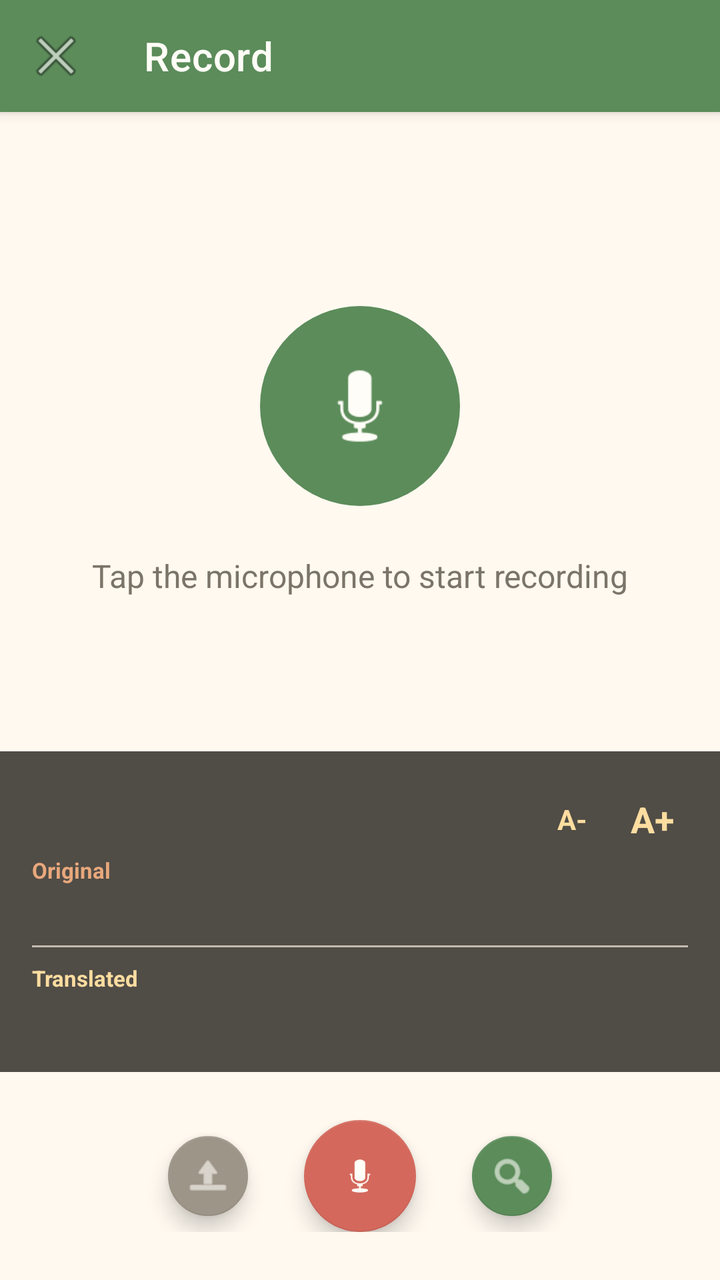
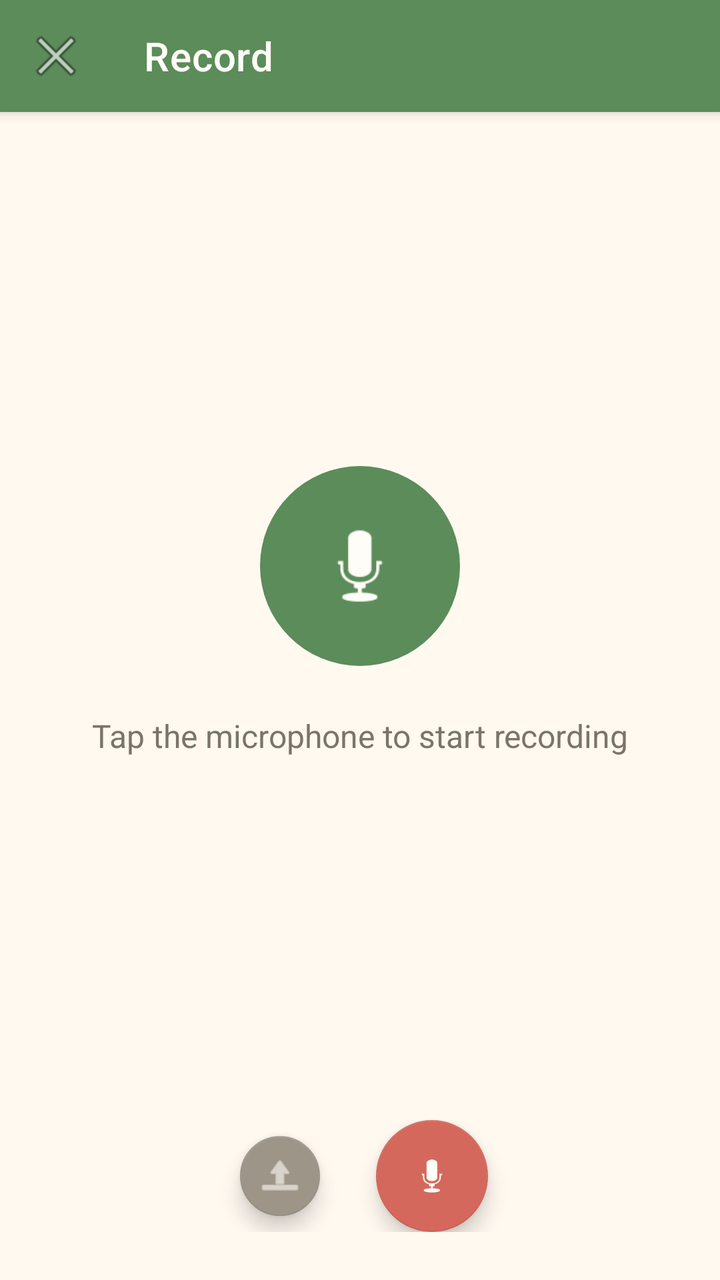

Compare the two renders of this Android layout. The source of the first and the diff that turns it into the second are given below.
<!-- AndroidManifest.xml: application theme Theme.VoiceText -->
<!-- res/layout/activity_record.xml -->
<?xml version="1.0" encoding="utf-8"?>
<androidx.constraintlayout.widget.ConstraintLayout
    xmlns:android="http://schemas.android.com/apk/res/android"
    xmlns:app="http://schemas.android.com/apk/res-auto"
    android:layout_width="match_parent"
    android:layout_height="match_parent"
    android:background="@color/background">

    <com.google.android.material.appbar.MaterialToolbar
        android:id="@+id/toolbar"
        style="@style/VoiceText.Toolbar"
        android:layout_width="match_parent"
        android:layout_height="?attr/actionBarSize"
        app:layout_constraintTop_toTopOf="parent"
        app:navigationIcon="@android:drawable/ic_menu_close_clear_cancel"
        app:title="@string/record"
        app:titleTextColor="@color/white" />

    
    <LinearLayout
        android:id="@+id/waveform_container"
        android:layout_width="match_parent"
        android:layout_height="0dp"
        android:gravity="center"
        android:orientation="vertical"
        app:layout_constraintBottom_toTopOf="@id/caption_panel"
        app:layout_constraintTop_toBottomOf="@id/toolbar">

        
        <LinearLayout
            android:id="@+id/recording_indicator"
            android:layout_width="wrap_content"
            android:layout_height="wrap_content"
            android:gravity="center_vertical"
            android:orientation="horizontal"
            android:visibility="gone">

            <View
                android:layout_width="12dp"
                android:layout_height="12dp"
                android:layout_marginEnd="8dp"
                android:background="@drawable/recording_indicator" />

            <TextView
                android:layout_width="wrap_content"
                android:layout_height="wrap_content"
                android:text="@string/recording"
                android:textColor="@color/recording_red"
                android:textSize="16sp"
                android:textStyle="bold" />

        </LinearLayout>

        
        <ImageView
            android:id="@+id/iv_microphone"
            android:layout_width="100dp"
            android:layout_height="100dp"
            android:layout_marginTop="20dp"
            android:background="@drawable/ghibli_button_primary"
            android:padding="24dp"
            android:src="@android:drawable/ic_btn_speak_now"
            app:tint="@color/white" />

        <TextView
            android:id="@+id/tv_status"
            android:layout_width="wrap_content"
            android:layout_height="wrap_content"
            android:layout_marginTop="24dp"
            android:text="@string/tap_to_speak"
            android:textColor="@color/text_secondary"
            android:textSize="16sp" />

        
        <Chronometer
            android:id="@+id/chronometer"
            android:layout_width="wrap_content"
            android:layout_height="wrap_content"
            android:layout_marginTop="16dp"
            android:format="00:%s"
            android:textColor="@color/text_primary"
            android:textSize="32sp"
            android:textStyle="bold"
            android:visibility="gone" />

    </LinearLayout>

    
    <LinearLayout
        android:id="@+id/caption_panel"
        android:layout_width="match_parent"
        android:layout_height="wrap_content"
        android:background="#E63E3A35"
        android:orientation="vertical"
        android:padding="16dp"
        app:layout_constraintBottom_toTopOf="@id/controls_container">

        
        <LinearLayout
            android:layout_width="match_parent"
            android:layout_height="wrap_content"
            android:gravity="end|center_vertical"
            android:orientation="horizontal">

            <TextView
                android:id="@+id/btn_zoom_out"
                android:layout_width="36dp"
                android:layout_height="36dp"
                android:background="?attr/selectableItemBackgroundBorderless"
                android:clickable="true"
                android:contentDescription="@string/zoom_out"
                android:focusable="true"
                android:gravity="center"
                android:text="A-"
                android:textColor="@color/accent_light"
                android:textSize="14sp"
                android:textStyle="bold" />

            <TextView
                android:id="@+id/btn_zoom_in"
                android:layout_width="36dp"
                android:layout_height="36dp"
                android:layout_marginStart="4dp"
                android:background="?attr/selectableItemBackgroundBorderless"
                android:clickable="true"
                android:contentDescription="@string/zoom_in"
                android:focusable="true"
                android:gravity="center"
                android:text="A+"
                android:textColor="@color/accent_light"
                android:textSize="18sp"
                android:textStyle="bold" />

        </LinearLayout>

        
        <TextView
            android:layout_width="wrap_content"
            android:layout_height="wrap_content"
            android:text="@string/original_text"
            android:textColor="@color/accent"
            android:textSize="11sp"
            android:textStyle="bold" />

        <ScrollView
            android:layout_width="match_parent"
            android:layout_height="wrap_content"
            android:maxHeight="50dp">

            <TextView
                android:id="@+id/tv_live_caption"
                android:layout_width="match_parent"
                android:layout_height="wrap_content"
                android:layout_marginTop="2dp"
                android:text=""
                android:textColor="@color/white"
                android:textSize="15sp"
                android:textIsSelectable="true" />

        </ScrollView>

        
        <View
            android:layout_width="match_parent"
            android:layout_height="1dp"
            android:layout_marginVertical="8dp"
            android:background="@color/gray" />

        
        <TextView
            android:layout_width="wrap_content"
            android:layout_height="wrap_content"
            android:text="@string/translated_text"
            android:textColor="@color/accent_light"
            android:textSize="11sp"
            android:textStyle="bold" />

        <ScrollView
            android:layout_width="match_parent"
            android:layout_height="wrap_content"
            android:maxHeight="50dp">

            <TextView
                android:id="@+id/tv_live_translation"
                android:layout_width="match_parent"
                android:layout_height="wrap_content"
                android:layout_marginTop="2dp"
                android:text=""
                android:textColor="#E8A87C"
                android:textSize="16sp"
                android:textStyle="bold"
                android:textIsSelectable="true" />

        </ScrollView>

    </LinearLayout>

    
    <LinearLayout
        android:id="@+id/controls_container"
        android:layout_width="match_parent"
        android:layout_height="wrap_content"
        android:gravity="center"
        android:orientation="horizontal"
        android:padding="24dp"
        app:layout_constraintBottom_toBottomOf="parent">

        
        <com.google.android.material.floatingactionbutton.FloatingActionButton
            android:id="@+id/fab_import"
            android:layout_width="wrap_content"
            android:layout_height="wrap_content"
            android:layout_marginEnd="24dp"
            android:src="@android:drawable/ic_menu_upload"
            android:contentDescription="@string/import_audio"
            app:backgroundTint="@color/gray_dark"
            app:fabSize="mini"
            app:tint="@color/white" />

        
        <com.google.android.material.floatingactionbutton.FloatingActionButton
            android:id="@+id/fab_record"
            android:layout_width="wrap_content"
            android:layout_height="wrap_content"
            android:src="@android:drawable/ic_btn_speak_now"
            android:contentDescription="@string/record"
            app:backgroundTint="@color/recording_red"
            app:fabSize="normal"
            app:tint="@color/white" />

        
        <com.google.android.material.floatingactionbutton.FloatingActionButton
            android:id="@+id/fab_language"
            android:layout_width="wrap_content"
            android:layout_height="wrap_content"
            android:layout_marginStart="24dp"
            android:src="@android:drawable/ic_menu_search"
            android:contentDescription="@string/select_language"
            app:backgroundTint="@color/primary"
            app:fabSize="mini"
            app:tint="@color/white" />

    </LinearLayout>

    <ProgressBar
        android:id="@+id/progress_bar"
        android:layout_width="wrap_content"
        android:layout_height="wrap_content"
        android:visibility="gone"
        android:indeterminateTint="@color/accent"
        app:layout_constraintBottom_toBottomOf="parent"
        app:layout_constraintEnd_toEndOf="parent"
        app:layout_constraintStart_toStartOf="parent"
        app:layout_constraintTop_toTopOf="parent" />

</androidx.constraintlayout.widget.ConstraintLayout>
<!-- resources referenced by this layout -->
<resources>
  <color name="accent">#E8A87C</color>
  <color name="accent_light">#FDDDA0</color>
  <color name="background">#FFF9F0</color>
  <color name="gray">#C4BBAF</color>
  <color name="gray_dark">#9E9589</color>
  <color name="primary">#5B8C5A</color>
  <color name="recording_red">#D4685C</color>
  <color name="text_primary">#3E3A35</color>
  <color name="text_secondary">#7A7568</color>
  <color name="white">#FFFDF7</color>
  <!-- drawable ghibli_button_primary (drawable) -->
  <?xml version="1.0" encoding="utf-8"?>
  <shape xmlns:android="http://schemas.android.com/apk/res/android"
      android:shape="oval">
      <solid android:color="@color/primary" />
      <corners android:radius="22dp" />
  </shape>
  <!-- drawable recording_indicator (drawable) -->
  <?xml version="1.0" encoding="utf-8"?>
  <shape xmlns:android="http://schemas.android.com/apk/res/android"
      android:shape="oval">
      <solid android:color="@color/recording_red" />
  </shape>
  <string name="import_audio">Import Audio</string>
  <string name="original_text">Original</string>
  <string name="record">Record</string>
  <string name="recording">Recording...</string>
  <string name="select_language">Select Target Language</string>
  <string name="tap_to_speak">Tap the microphone to start recording</string>
  <string name="translated_text">Translated</string>
  <string name="zoom_in">Zoom In</string>
  <string name="zoom_out">Zoom Out</string>
  <style name="VoiceText.Toolbar" parent="Widget.MaterialComponents.Toolbar.Primary">
          <item name="android:background">@color/primary</item>
          <item name="titleTextColor">@color/white</item>
          <item name="android:elevation">4dp</item>
      </style>
  <style name="Theme.VoiceText" parent="Theme.MaterialComponents.DayNight.NoActionBar">
          <item name="colorPrimary">@color/primary</item>
          <item name="colorPrimaryVariant">@color/primary_dark</item>
          <item name="colorOnPrimary">@color/white</item>
          <item name="colorSecondary">@color/accent</item>
          <item name="colorSecondaryVariant">@color/accent_dark</item>
          <item name="colorOnSecondary">@color/white</item>
          <item name="android:statusBarColor">@color/primary_dark</item>
          <item name="android:windowBackground">@color/background</item>
          <item name="android:colorBackground">@color/background</item>
      </style>
  <color name="primary_dark">#4A7A49</color>
  <color name="accent_dark">#D4956B</color>
</resources>

<!-- the commit's change to res/layout/activity_record.xml (unified diff, before → after) -->
@@ -18,12 +18,12 @@
 
     
     <LinearLayout
-        android:id="@+id/waveform_container"
+        android:id="@+id/recording_container"
         android:layout_width="match_parent"
         android:layout_height="0dp"
         android:gravity="center"
         android:orientation="vertical"
-        app:layout_constraintBottom_toTopOf="@id/caption_panel"
+        app:layout_constraintBottom_toTopOf="@id/controls_container"
         app:layout_constraintTop_toBottomOf="@id/toolbar">
 
         
@@ -62,6 +62,15 @@
             android:src="@android:drawable/ic_btn_speak_now"
             app:tint="@color/white" />
 
+        
+        <com.voicetext.ui.SoundWaveView
+            android:id="@+id/sound_wave_view"
+            android:layout_width="match_parent"
+            android:layout_height="80dp"
+            android:layout_marginTop="24dp"
+            android:layout_marginHorizontal="32dp"
+            android:visibility="gone" />
+
         <TextView
             android:id="@+id/tv_status"
             android:layout_width="wrap_content"
@@ -82,116 +91,6 @@
             android:textSize="32sp"
             android:textStyle="bold"
             android:visibility="gone" />
-
-    </LinearLayout>
-
-    
-    <LinearLayout
-        android:id="@+id/caption_panel"
-        android:layout_width="match_parent"
-        android:layout_height="wrap_content"
-        android:background="#E63E3A35"
-        android:orientation="vertical"
-        android:padding="16dp"
-        app:layout_constraintBottom_toTopOf="@id/controls_container">
-
-        
-        <LinearLayout
-            android:layout_width="match_parent"
-            android:layout_height="wrap_content"
-            android:gravity="end|center_vertical"
-            android:orientation="horizontal">
-
-            <TextView
-                android:id="@+id/btn_zoom_out"
-                android:layout_width="36dp"
-                android:layout_height="36dp"
-                android:background="?attr/selectableItemBackgroundBorderless"
-                android:clickable="true"
-                android:contentDescription="@string/zoom_out"
-                android:focusable="true"
-                android:gravity="center"
-                android:text="A-"
-                android:textColor="@color/accent_light"
-                android:textSize="14sp"
-                android:textStyle="bold" />
-
-            <TextView
-                android:id="@+id/btn_zoom_in"
-                android:layout_width="36dp"
-                android:layout_height="36dp"
-                android:layout_marginStart="4dp"
-                android:background="?attr/selectableItemBackgroundBorderless"
-                android:clickable="true"
-                android:contentDescription="@string/zoom_in"
-                android:focusable="true"
-                android:gravity="center"
-                android:text="A+"
-                android:textColor="@color/accent_light"
-                android:textSize="18sp"
-                android:textStyle="bold" />
-
-        </LinearLayout>
-
-        
-        <TextView
-            android:layout_width="wrap_content"
-            android:layout_height="wrap_content"
-            android:text="@string/original_text"
-            android:textColor="@color/accent"
-            android:textSize="11sp"
-            android:textStyle="bold" />
-
-        <ScrollView
-            android:layout_width="match_parent"
-            android:layout_height="wrap_content"
-            android:maxHeight="50dp">
-
-            <TextView
-                android:id="@+id/tv_live_caption"
-                android:layout_width="match_parent"
-                android:layout_height="wrap_content"
-                android:layout_marginTop="2dp"
-                android:text=""
-                android:textColor="@color/white"
-                android:textSize="15sp"
-                android:textIsSelectable="true" />
-
-        </ScrollView>
-
-        
-        <View
-            android:layout_width="match_parent"
-            android:layout_height="1dp"
-            android:layout_marginVertical="8dp"
-            android:background="@color/gray" />
-
-        
-        <TextView
-            android:layout_width="wrap_content"
-            android:layout_height="wrap_content"
-            android:text="@string/translated_text"
-            android:textColor="@color/accent_light"
-            android:textSize="11sp"
-            android:textStyle="bold" />
-
-        <ScrollView
-            android:layout_width="match_parent"
-            android:layout_height="wrap_content"
-            android:maxHeight="50dp">
-
-            <TextView
-                android:id="@+id/tv_live_translation"
-                android:layout_width="match_parent"
-                android:layout_height="wrap_content"
-                android:layout_marginTop="2dp"
-                android:text=""
-                android:textColor="#E8A87C"
-                android:textSize="16sp"
-                android:textStyle="bold"
-                android:textIsSelectable="true" />
-
-        </ScrollView>
 
     </LinearLayout>
 
@@ -228,29 +127,6 @@
             app:fabSize="normal"
             app:tint="@color/white" />
 
-        
-        <com.google.android.material.floatingactionbutton.FloatingActionButton
-            android:id="@+id/fab_language"
-            android:layout_width="wrap_content"
-            android:layout_height="wrap_content"
-            android:layout_marginStart="24dp"
-            android:src="@android:drawable/ic_menu_search"
-            android:contentDescription="@string/select_language"
-            app:backgroundTint="@color/primary"
-            app:fabSize="mini"
-            app:tint="@color/white" />
-
     </LinearLayout>
 
-    <ProgressBar
-        android:id="@+id/progress_bar"
-        android:layout_width="wrap_content"
-        android:layout_height="wrap_content"
-        android:visibility="gone"
-        android:indeterminateTint="@color/accent"
-        app:layout_constraintBottom_toBottomOf="parent"
-        app:layout_constraintEnd_toEndOf="parent"
-        app:layout_constraintStart_toStartOf="parent"
-        app:layout_constraintTop_toTopOf="parent" />
-
 </androidx.constraintlayout.widget.ConstraintLayout>
<!-- resource entries referenced after the edit -->
@@ -1,11 +1,7 @@
 <!-- resources referenced by this layout -->
 <resources>
-  <color name="accent">#E8A87C</color>
-  <color name="accent_light">#FDDDA0</color>
   <color name="background">#FFF9F0</color>
-  <color name="gray">#C4BBAF</color>
   <color name="gray_dark">#9E9589</color>
-  <color name="primary">#5B8C5A</color>
   <color name="recording_red">#D4685C</color>
   <color name="text_primary">#3E3A35</color>
   <color name="text_secondary">#7A7568</color>
@@ -24,14 +20,9 @@
       <solid android:color="@color/recording_red" />
   </shape>
   <string name="import_audio">Import Audio</string>
-  <string name="original_text">Original</string>
   <string name="record">Record</string>
   <string name="recording">Recording...</string>
-  <string name="select_language">Select Target Language</string>
   <string name="tap_to_speak">Tap the microphone to start recording</string>
-  <string name="translated_text">Translated</string>
-  <string name="zoom_in">Zoom In</string>
-  <string name="zoom_out">Zoom Out</string>
   <style name="VoiceText.Toolbar" parent="Widget.MaterialComponents.Toolbar.Primary">
           <item name="android:background">@color/primary</item>
           <item name="titleTextColor">@color/white</item>
@@ -48,7 +39,9 @@
           <item name="android:windowBackground">@color/background</item>
           <item name="android:colorBackground">@color/background</item>
       </style>
+  <color name="primary">#5B8C5A</color>
   <color name="primary_dark">#4A7A49</color>
+  <color name="accent">#E8A87C</color>
   <color name="accent_dark">#D4956B</color>
 </resources>
 
